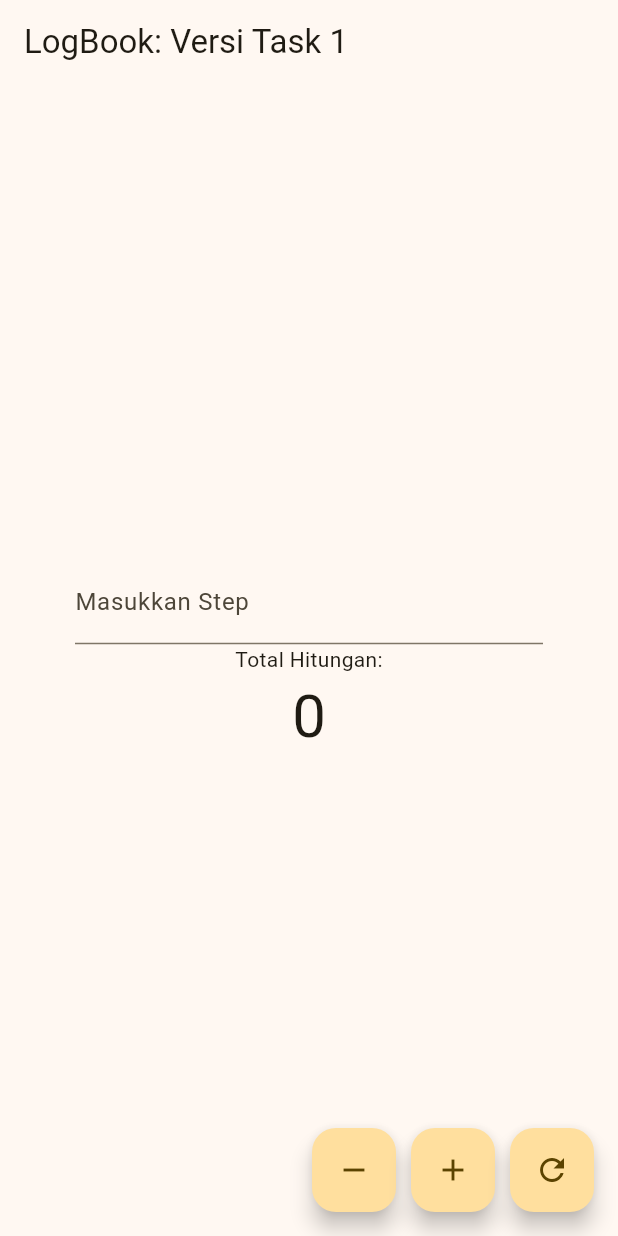
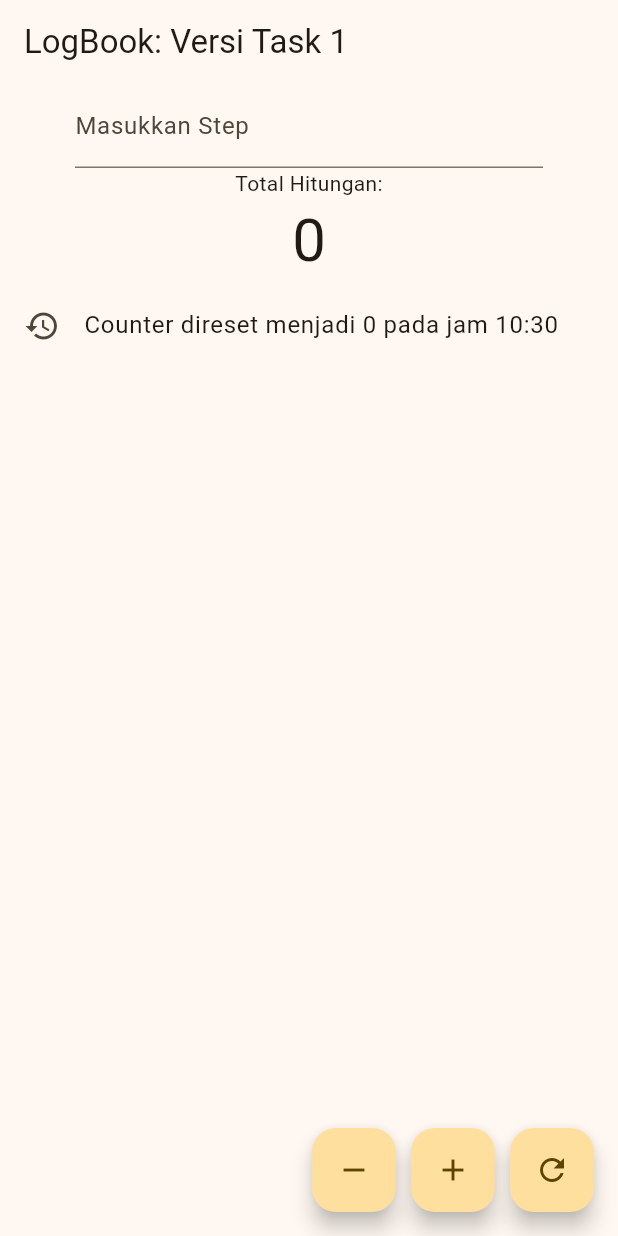
Before and after one commit to ftmhhwwa/logbook_app_074, a Flutter app: the screen it shows after launch, after a tap on the "remove" icon, on a phone screen of 412 x 824 dp. Run offline on Flutter 3.47's test engine with Material 3 defaults, Android fonts, the phone set to English and light mode, and no system bars.

Commit message:
Task 2: The History Logger (High Order Thinking - HOTS)

```diff
--- a/lib/counter_controller.dart
+++ b/lib/counter_controller.dart
@@ -5,12 +5,44 @@ class CounterController {
   int get value => _counter; // Getter untuk akses data
   int get step => _step; // Getter untuk akses langkah
 
+  final List<String> _history = []; // List untuk menyimpan riwayat perubahan
+
+  List<String> get history => List.unmodifiable(_history); // Getter untuk riwayat
+
   void setStep(int newValue) {
     _step = newValue; // Setter untuk mengubah langkah increment/decrement
   }
 
-  void increment() => _counter += _step;
-  void decrement() { if (_counter > 0) _counter -= _step; else _counter = 0; }
+  void increment() {
+    _counter += _step; // Increment counter dengan langkah yang ditentukan
+    _addLog("User menambah nilai sebesar $_step pada jam ${_getTime()} sehingga counter menunjukkan angka $_counter"); // Simpan riwayat
+  }
 
-  void reset() => _counter = 0;
+  void decrement() {
+    if (_counter >= _step) {
+      _counter -= _step;
+      _addLog("User mengurangi nilai sebesar $_step pada jam ${_getTime()} sehingga counter menunjukkan angka $_counter"); // Simpan riwayat
+    } else {
+        _counter = 0;
+        _addLog("Counter direset menjadi 0 pada jam ${_getTime()}"); // Simpan riwayat
+    }
+  }
+    void reset() {
+      _counter = 0;
+      _addLog("Counter direset menjadi 0 pada jam ${_getTime()}"); // Simpan riwayat
+    }
+
+  String _getTime() {
+    final now = DateTime.now();
+    return "${now.hour.toString().padLeft(2, '0')}:${now.minute.toString().padLeft(2, '0')}";
+  }
+
+  void _addLog(String action) {
+    _history.insert(0, action); // Tambahkan log ke riwayat
+
+    if (_history.length > 5) {
+      _history.removeLast(); // Batasi riwayat hanya 5 entri terakhir
+
+    }
+  }
 }
--- a/lib/counter_view.dart
+++ b/lib/counter_view.dart
@@ -30,6 +30,18 @@ class _CounterViewState extends State<CounterView> {
             ),
             const Text("Total Hitungan:"),
             Text('${_controller.value}', style: const TextStyle(fontSize: 40)),
+            Expanded(
+              child: ListView.builder(
+                shrinkWrap: true, // Agar list tidak mengambil semua ruang jika data sedikit
+                itemCount: _controller.history.length, // Mengambil jumlah data dari controller
+                itemBuilder: (context, index) {
+                  return ListTile(
+                    leading: const Icon(Icons.history),
+                    title: Text(_controller.history[index]), // Menampilkan teks riwayat
+                  );
+                },
+              ),
+            )
           ],
         ),
       ),
```
